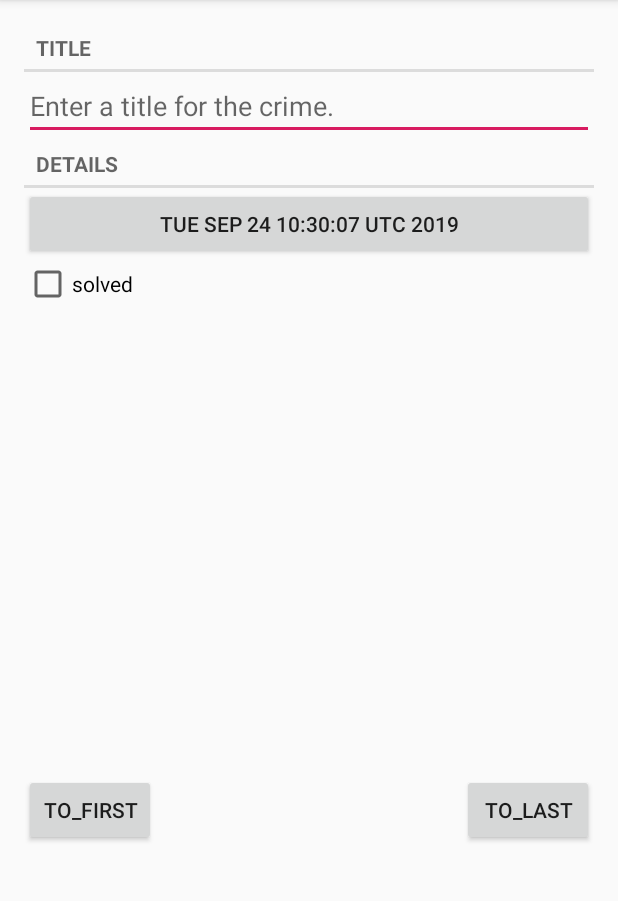
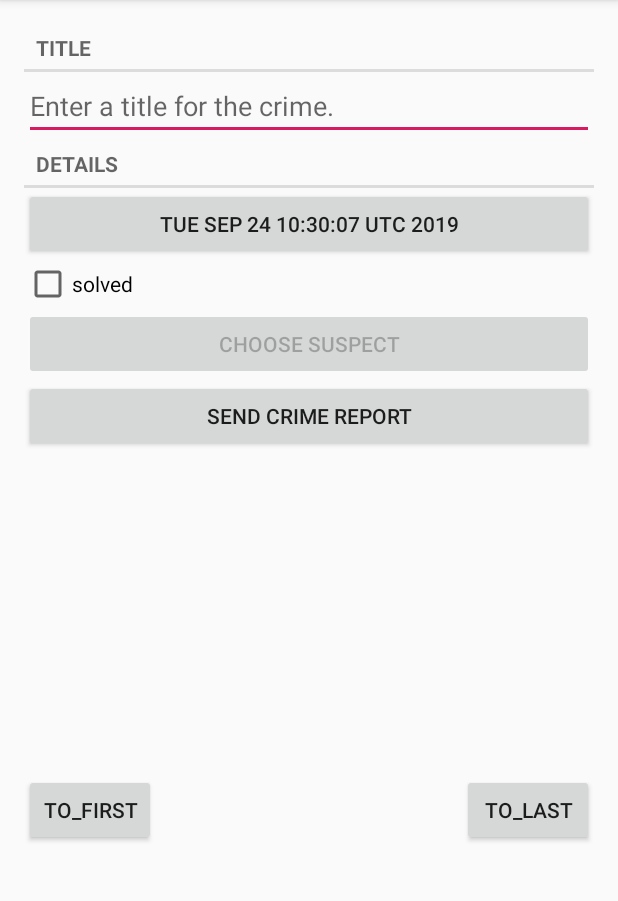
Before and after one commit to Perfe-er/CrimeActivity, an Android app: the screen it shows after launch (CrimePagerActivity), after a tap on "ADDCRIME", on a phone screen of 412 x 824 dp, the part 84-985 px from its top. Run offline under Robolectric (Android 15) with nearby library versions, the phone set to English and light mode, and no system bars.

Commit message:
1.增加了两个按钮，一个打开嫌疑人，一个发送消息，在CrimeFragment中添加相应监听 2.在数据库中增加相应字段值 3.在CrimeFragment.java中添加getCrimeReport()方法 4.增加获取联系人名字操作 5.ShareCompat实现跳转，增加直接给嫌疑人打电话功能

```diff
--- a/app/src/main/AndroidManifest.xml
+++ b/app/src/main/AndroidManifest.xml
@@ -1,7 +1,6 @@
 <?xml version="1.0" encoding="utf-8"?>
 <manifest xmlns:android="http://schemas.android.com/apk/res/android"
     package="com.example.zwq.crimeactivity">
-
     <application
         android:allowBackup="true"
         android:icon="@mipmap/ic_launcher"
@@ -21,5 +20,6 @@
             android:parentActivityName=".CrimeListActivity"/>
 
     </application>
+    <uses-permission android:name="android.permission.READ_CONTACTS"/>
 
 </manifest>
--- a/app/src/main/java/com/example/zwq/crimeactivity/Crime.java
+++ b/app/src/main/java/com/example/zwq/crimeactivity/Crime.java
@@ -4,7 +4,27 @@ import java.util.Date;
 import java.util.UUID;
 
 public class Crime {
+    private String mPhone;
+
+    public String getPhone() {
+        return mPhone;
+    }
+
+    public void setPhone(String mPhone) {
+        this.mPhone = mPhone;
+    }
+
     private UUID mId;
+
+    public String getSuspect() {
+        return mSuspect;
+    }
+    public void setSuspect(String suspect) {
+        mSuspect = suspect;
+    }
+
+    private String mSuspect;
+
     public UUID getId() {
         return mId;
     }
@@ -29,7 +49,8 @@ public class Crime {
 
     private Date mDate;
 
-    public boolean getSolved() {
+
+    public boolean isSolved() {
         return mSolved;
     }
 
@@ -38,6 +59,7 @@ public class Crime {
     }
 
     private boolean mSolved;
+
     public Crime(){
         this(UUID.randomUUID());
     }
--- a/app/src/main/java/com/example/zwq/crimeactivity/CrimeFragment.java
+++ b/app/src/main/java/com/example/zwq/crimeactivity/CrimeFragment.java
@@ -2,9 +2,14 @@ package com.example.zwq.crimeactivity;
 
 import android.app.Activity;
 import android.content.Intent;
+import android.content.pm.PackageManager;
+import android.database.Cursor;
+import android.net.Uri;
 import android.os.Bundle;
+import android.provider.ContactsContract;
 import android.text.Editable;
 import android.text.TextWatcher;
+import android.text.format.DateFormat;
 import android.view.LayoutInflater;
 import android.view.Menu;
 import android.view.MenuInflater;
@@ -19,7 +24,6 @@ import android.widget.EditText;
 
 import java.util.Date;
 import java.util.UUID;
-import java.util.zip.Inflater;
 
 import androidx.fragment.app.Fragment;
 import androidx.fragment.app.FragmentManager;
@@ -33,6 +37,10 @@ public class CrimeFragment extends Fragment {
     private static final String DIALOG_DATE = "dialog_date";
 
     private static final int REQUEST_DATE = 0;
+    private static final int REQUEST_CONTACT=1;
+    private Button mSuspectButton;
+    private Button mReportButton;
+    //private Button mCallButton;
 
 
     public static CrimeFragment newInstance(UUID crimeId) {
@@ -54,6 +62,41 @@ public class CrimeFragment extends Fragment {
     @Override
     public View onCreateView(LayoutInflater inflater, ViewGroup contanier, Bundle savedInstanceState) {
         View v = inflater.inflate(R.layout.fragment_crime, contanier, false);
+
+
+//        mCallButton = (Button) v.findViewById(R.id.call_suspect);
+//        mCallButton.setOnClickListener(new View.OnClickListener() {
+//            @Override
+//            public void onClick(View v) {
+//                Intent i = new Intent(Intent.ACTION_DIAL);
+//                Uri phone = Uri.parse("tel:"+mCrime.getPhone());
+//                i.setData(phone);
+//                startActivity(i);
+//            }
+//         });
+//        if (mCrime.getPhone() != null) {
+//            mCallButton.setText(mCrime.getPhone());
+//        }
+
+        final Intent pickContact=new Intent(Intent.ACTION_PICK, ContactsContract.Contacts.CONTENT_URI);
+
+        mSuspectButton=(Button)v.findViewById(R.id.crime_suspect);
+        mSuspectButton.setOnClickListener(new View.OnClickListener() {
+            @Override
+            public void onClick(View v) {
+                startActivityForResult(pickContact,REQUEST_CONTACT);
+            }
+        });
+        if(mCrime.getSuspect()!=null){
+            mSuspectButton.setText(mCrime.getSuspect());
+        }
+
+        PackageManager packageManager=getActivity().getPackageManager();
+        if(packageManager.resolveActivity(pickContact,PackageManager.MATCH_DEFAULT_ONLY)==null){
+            mSuspectButton.setEnabled(false);
+        }
+
+
         mTitleField = (EditText) v.findViewById(R.id.crime_title);
         mTitleField.setText(mCrime.getTitle());
         mTitleField.addTextChangedListener(new TextWatcher() {
@@ -88,11 +131,33 @@ public class CrimeFragment extends Fragment {
 
 
         mSolvedCheckBox = (CheckBox) v.findViewById(R.id.crime_solved);
-        mSolvedCheckBox.setChecked(mCrime.getSolved());
+        mSolvedCheckBox.setChecked(mCrime.isSolved());
         mSolvedCheckBox.setOnCheckedChangeListener(new OnCheckedChangeListener() {
             @Override
             public void onCheckedChanged(CompoundButton buttonView, boolean isChecked) {
                 mCrime.setSolved(isChecked);
+            }
+        });
+
+        mReportButton=(Button)v.findViewById(R.id.crime_report);
+        mReportButton.setOnClickListener(new View.OnClickListener() {
+            @Override
+            public void onClick(View v) {
+                Intent i=new Intent(Intent.ACTION_SEND);
+                i.setType("text/plain");
+                i.putExtra(Intent.EXTRA_TEXT,getCrimeReport());
+                i.putExtra(Intent.EXTRA_SUBJECT,
+                        getString(R.string.crime_report_suspect));
+                i = Intent.createChooser(i,getString(R.string.send_report));
+                startActivity(i);
+
+//                ShareCompat.IntentBuilder sc = ShareCompat.IntentBuilder.from(getActivity());
+//                sc.setType("text/plain");
+//                sc.setText(getCrimeReport());
+//                sc.setSubject(getString(R.string.crime_report_subject));
+//                sc.createChooserIntent();
+//                sc.startChooser();
+
             }
         });
 
@@ -132,6 +197,33 @@ public class CrimeFragment extends Fragment {
             Date date = (Date) data.getSerializableExtra(DatePickerFragment.EXTRA_DATE);
             mCrime.setDate(date);
             updateDate();
+        } else if (requestCode == REQUEST_CONTACT && data != null) {
+            Uri contactUri = data.getData();
+            String[] queryFields = new String[]{
+                    ContactsContract.Contacts.DISPLAY_NAME,ContactsContract.Contacts._ID
+            };
+            Cursor c = getActivity().getContentResolver()
+                    .query(contactUri, queryFields, null, null, null);
+            try {
+                if (c.getCount() == 0) {
+                    return;
+                }
+                c.moveToFirst();
+                String suspect = c.getString(0);
+                mCrime.setSuspect(suspect);
+                mSuspectButton.setText(suspect);
+
+//            String contactId = c.getString(1);
+//            Cursor phone = getActivity().getContentResolver().query(ContactsContract.CommonDataKinds.Phone.CONTENT_URI, null,
+//                    ContactsContract.CommonDataKinds.Phone.CONTACT_ID + " = " + contactId, null, null);
+//            if (phone.moveToNext()) {
+//                String mPhone = phone.getString(phone.getColumnIndex(ContactsContract.CommonDataKinds.Phone.NUMBER));
+//                mCrime.setPhone(mPhone);
+//                mCallButton.setText("call:" + mPhone);
+//            }
+            } finally {
+                c.close();
+            }
         }
     }
 
@@ -139,4 +231,24 @@ public class CrimeFragment extends Fragment {
     private void updateDate() {
         mDateButton.setText(mCrime.getDate().toString());
     }
+
+    private String getCrimeReport() {
+        String solvedString = null;
+        if (mCrime.isSolved()) {
+            solvedString = getString(R.string.crime_report_solved);
+        } else {
+            solvedString = getString(R.string.crime_report_unsolved);
+        }
+        String dateFormat = "EEE, MMM dd";
+        String dateString = DateFormat.format(dateFormat, mCrime.getDate()).toString();
+        String suspect = mCrime.getSuspect();
+        if (suspect == null) {
+            suspect = getString(R.string.crime_report_no_suspect);
+        } else {
+            suspect = getString(R.string.crime_report_suspect, suspect);
+        }
+        String report = getString(R.string.crime_report,
+                mCrime.getTitle(), dateString, solvedString, suspect);
+        return report;
+    }
 }
--- a/app/src/main/java/com/example/zwq/crimeactivity/CrimeLab.java
+++ b/app/src/main/java/com/example/zwq/crimeactivity/CrimeLab.java
@@ -23,7 +23,9 @@ public class CrimeLab {
         values.put(CrimeTable.Cols.UUID,crime.getId().toString());
         values.put(CrimeTable.Cols.TITLE,crime.getTitle());
         values.put(CrimeTable.Cols.DATE,crime.getDate().getTime());
-        values.put(CrimeTable.Cols.SOLVED,crime.getSolved()?1:0);
+        values.put(CrimeTable.Cols.SOLVED,crime.isSolved()?1:0);
+        values.put(CrimeTable.Cols.SUSPECT, crime.getSuspect());
+        //values.put(CrimeTable.Cols.PHONE,crime.getPhone());
         return values;
     }
 
--- a/app/src/main/java/com/example/zwq/crimeactivity/CrimeListFragment.java
+++ b/app/src/main/java/com/example/zwq/crimeactivity/CrimeListFragment.java
@@ -169,7 +169,7 @@ public class CrimeListFragment extends Fragment {
             mCrime = crime;
             mTitleTextView.setText(mCrime.getTitle());
             mDateTextView.setText(mCrime.getDate().toString());
-            mSolveImageView.setVisibility(crime.getSolved() ? View.VISIBLE : View.GONE);
+            mSolveImageView.setVisibility(crime.isSolved() ? View.VISIBLE : View.GONE);
         }
 
 
--- a/app/src/main/java/database/CrimeDbSchema/CrimeBaseHelper.java
+++ b/app/src/main/java/database/CrimeDbSchema/CrimeBaseHelper.java
@@ -16,10 +16,14 @@ public class CrimeBaseHelper extends SQLiteOpenHelper {
     public void onCreate(SQLiteDatabase db) {
         db.execSQL("create table " + CrimeTable.NAME + "(" +
                 " _id integer primary key autoincrement, " +
-               CrimeTable.Cols.UUID+","+
-                CrimeTable.Cols.TITLE+","+
-                CrimeTable.Cols.DATE+","+
-                CrimeTable.Cols.SOLVED+")");
+                CrimeTable.Cols.UUID + ", " +
+                CrimeTable.Cols.TITLE + ", " +
+                CrimeTable.Cols.DATE + ", " +
+                CrimeTable.Cols.SOLVED + ", " +
+                CrimeTable.Cols.SUSPECT + //", " +
+                //CrimeTable.Cols.PHONE +
+                ")"
+        );
     }
     @Override
     public void onUpgrade(SQLiteDatabase db, int oldVersion, int newVersion) {
--- a/app/src/main/java/database/CrimeDbSchema/CrimeCursorWrapper.java
+++ b/app/src/main/java/database/CrimeDbSchema/CrimeCursorWrapper.java
@@ -17,13 +17,17 @@ public class CrimeCursorWrapper extends CursorWrapper {
     public Crime getCrime(){
         String uuidString=getString(getColumnIndex(CrimeTable.Cols.UUID));
         String title=getString(getColumnIndex(CrimeTable.Cols.TITLE));
+        String suspect = getString(getColumnIndex(CrimeTable.Cols.SUSPECT));
         long date=getLong(getColumnIndex(CrimeTable.Cols.DATE));
         int isSolved=getInt(getColumnIndex(CrimeTable.Cols.SOLVED));
+        //String phone = getString(getColumnIndex(CrimeTable.Cols.PHONE));
 
         Crime crime=new Crime(UUID.fromString(uuidString));
         crime.setTitle(title);
         crime.setDate(new Date(date));
         crime.setSolved(isSolved!=0);
+        crime.setSuspect(suspect);
+        //crime.setPhone(phone);
         return crime;
     }
 }
--- a/app/src/main/java/database/CrimeDbSchema/CrimeDbSchema.java
+++ b/app/src/main/java/database/CrimeDbSchema/CrimeDbSchema.java
@@ -8,6 +8,8 @@ public class CrimeDbSchema {
             public static final String TITLE = "title";
             public static final String DATE = "date";
             public static final String SOLVED = "solved";
+            public static final String SUSPECT = "suspect";
+            //public static final String PHONE = "phone";
         }
     }
 }
--- a/app/src/main/res/layout/fragment_crime.xml
+++ b/app/src/main/res/layout/fragment_crime.xml
@@ -28,5 +28,21 @@
         android:layout_width="match_parent"
         android:layout_height="wrap_content"
         android:text="@string/crime_solved_label"/>
+    <Button
+        android:id="@+id/crime_suspect"
+        android:layout_width="match_parent"
+        android:layout_height="wrap_content"
+        android:text="@string/crime_suspect_text"/>
+    <Button
+        android:id="@+id/crime_report"
+        android:layout_width="match_parent"
+        android:layout_height="wrap_content"
+        android:text="@string/crime_report_text"/>
+<!--    <Button-->
+<!--        android:id="@+id/call_suspect"-->
+<!--        android:layout_width="match_parent"-->
+<!--        android:layout_height="wrap_content"-->
+<!--        android:text="Call Suspect"/>-->
+
 
 </LinearLayout>
--- a/app/src/main/res/values/strings.xml
+++ b/app/src/main/res/values/strings.xml
@@ -9,6 +9,16 @@
     <string name="show_subtitle">Show Subtitle</string>
     <string name="hide_subtitle">Hide Subtitle</string>
     <string name="subtitle_format">%1$d crimes</string>
+    <string name="crime_suspect_text">Choose Suspect</string>
+    <string name="crime_report_text">Send Crime Report</string>
+    <string name="crime_report">%1$s!The crime was discovered on %2$s. %3$s, and %4$s</string>
+    <string name="crime_report_solved">The case is solved</string>
+    <string name="crime_report_unsolved">The case is not solved</string>
+    <string name="crime_report_no_suspect">there is no suspect.</string>
+    <string name="crime_report_suspect">the suspect is %s.</string>
+    <string name="crime_report_subject">CriminalIntent Crime Report</string>
+    <string name="crime_call_suspect_text">Call Suspect</string>
+    <string name="send_report">Send crime report via</string>
     <plurals name="subtitle_plural">
         <item quantity="one">%1$d crime</item>
         <item quantity="other">%1$d crimes</item>
```
